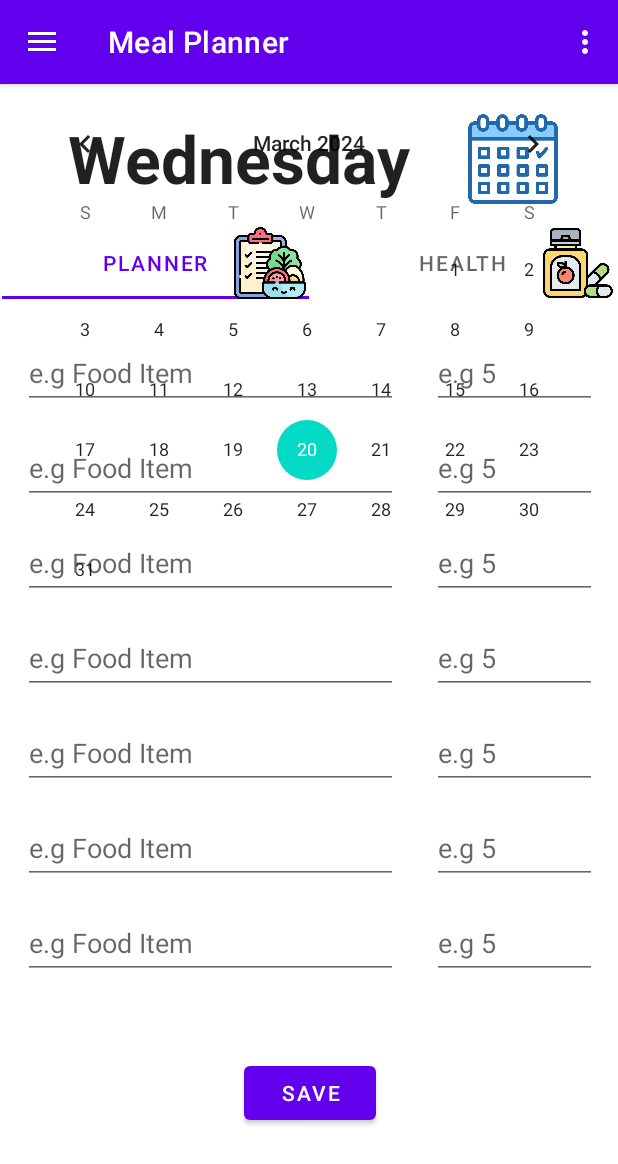
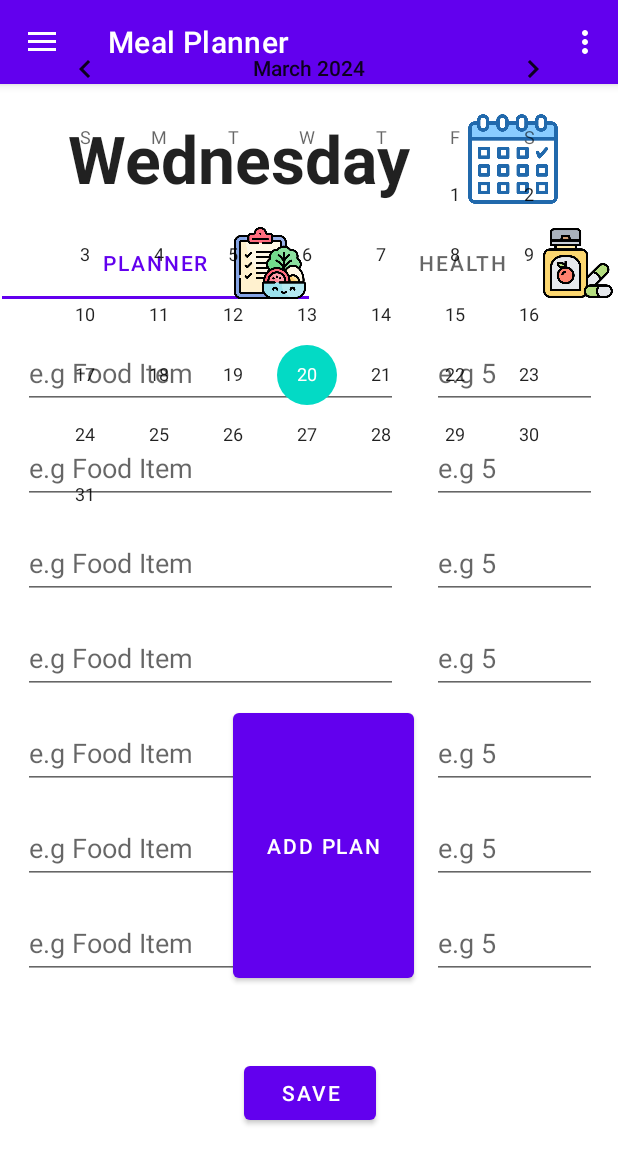
Before and after one commit to SchoolGroupProject/WorkoutProject, an Android app built with Jetpack Compose: the screen it shows after launch (FoodActivity), in the side drawer, after a tap on "MealPlanner", on a phone screen of 412 x 824 dp. Shown: the top 1164 px of the screen. Run offline under Robolectric (Android 15) with nearby library versions, the phone set to English and light mode, and no system bars; our stand-ins replace Firebase (no records; nobody signed in at launch, a user with empty details on screens opened directly); Roboto replaces fonts that are not available here.

```diff
--- a/app/src/main/java/com/example/test/CalendarFragment.kt
+++ b/app/src/main/java/com/example/test/CalendarFragment.kt
@@ -1,30 +1,34 @@
+import android.content.Intent
 import android.os.Bundle
 import android.view.LayoutInflater
 import android.view.View
 import android.view.ViewGroup
+import android.widget.Button
 import android.widget.CalendarView
 import android.widget.TextView
+import android.widget.Toast
+import com.google.firebase.database.DataSnapshot
+import com.google.firebase.database.DatabaseError
 import com.google.firebase.database.DatabaseReference
 import com.google.firebase.database.FirebaseDatabase
 import com.google.firebase.database.ValueEventListener
-import com.google.firebase.database.DataSnapshot
-import com.google.firebase.database.DatabaseError
-import androidx.annotation.NonNull
 import androidx.fragment.app.Fragment
 import com.example.test.R
 
 class CalendarFragment : Fragment() {
 
     private lateinit var calendarView: CalendarView
-    private lateinit var infoView: TextView // Assuming this is the TextView for displaying plans
+    private lateinit var infoView: TextView
+    private lateinit var addPlanButton: Button // Declare the Button
     private lateinit var databaseReference: DatabaseReference
+    private var selectedDate: String = "" // Declare selectedDate as a class-level property
 
     override fun onCreateView(
         inflater: LayoutInflater, container: ViewGroup?,
         savedInstanceState: Bundle?
     ): View? {
+        // Initialize Firebase in onCreate or onViewCreated, depending on your setup
         databaseReference = FirebaseDatabase.getInstance().getReference("Plans")
-
         return inflater.inflate(R.layout.fragment_calendar, container, false)
     }
 
@@ -33,11 +37,27 @@ class CalendarFragment : Fragment() {
 
         calendarView = view.findViewById(R.id.calendar)
         infoView = view.findViewById(R.id.date_view)
+        addPlanButton = view.findViewById(R.id.addPlanButton)
 
         calendarView.setOnDateChangeListener { _, year, month, dayOfMonth ->
-            val date = "${year}-${(month + 1).toString().padStart(2, '0')}-${dayOfMonth.toString().padStart(2, '0')}"
-            fetchPlanForDate(date)
+            selectedDate = "${year}-${(month + 1).toString().padStart(2, '0')}-${dayOfMonth.toString().padStart(2, '0')}"
+            fetchPlanForDate(selectedDate)
         }
+
+        addPlanButton.setOnClickListener {
+            if (selectedDate.isNotEmpty()) {
+                addPlanForDate(selectedDate)
+            } else {
+                Toast.makeText(activity, "Please select a date first.", Toast.LENGTH_SHORT).show()
+            }
+        }
+    }
+
+    private fun addPlanForDate(date: String) {
+        val intent = Intent(activity, AddPlanActivity::class.java).apply {
+            putExtra("selectedDate", date)
+        }
+        startActivity(intent)
     }
 
     private fun fetchPlanForDate(date: String) {
@@ -49,6 +69,7 @@ class CalendarFragment : Fragment() {
             }
 
             override fun onCancelled(databaseError: DatabaseError) {
+                //Fill in later
             }
         })
     }
--- a/app/src/main/res/layout/fragment_calendar.xml
+++ b/app/src/main/res/layout/fragment_calendar.xml
@@ -2,12 +2,6 @@
 <RelativeLayout xmlns:android="http://schemas.android.com/apk/res/android"
     android:layout_width="match_parent"
     android:layout_height="match_parent">
-
-    <LinearLayout
-        android:layout_width="match_parent"
-        android:layout_height="wrap_content"
-        android:orientation="vertical"
-        android:layout_marginTop="50dp"> <!-- This pushes the content down -->
 
     <CalendarView
         android:id="@+id/calendar"
@@ -22,5 +16,18 @@
         android:layout_below="@id/calendar"
         android:layout_marginTop="16dp"
         android:textSize="18sp"/>
-    </LinearLayout>
+
+    <Button
+        android:id="@+id/addPlanButton"
+        android:layout_width="144dp"
+        android:layout_height="48dp"
+        android:layout_below="@+id/calendar"
+        android:layout_alignParentStart="true"
+        android:layout_alignParentEnd="true"
+        android:layout_alignParentBottom="true"
+        android:layout_marginStart="143dp"
+        android:layout_marginTop="119dp"
+        android:layout_marginEnd="124dp"
+        android:layout_marginBottom="154dp"
+        android:text="Add Plan" />
 </RelativeLayout>
```
Also changed, not shown: app/src/main/java/com/example/test/AddPlanActivity.kt (added, +45 -0 lines), app/src/main/res/layout/activity_add_plan.xml (added, +21 -0 lines). Lines whose indentation alone changed are shown as unchanged.
